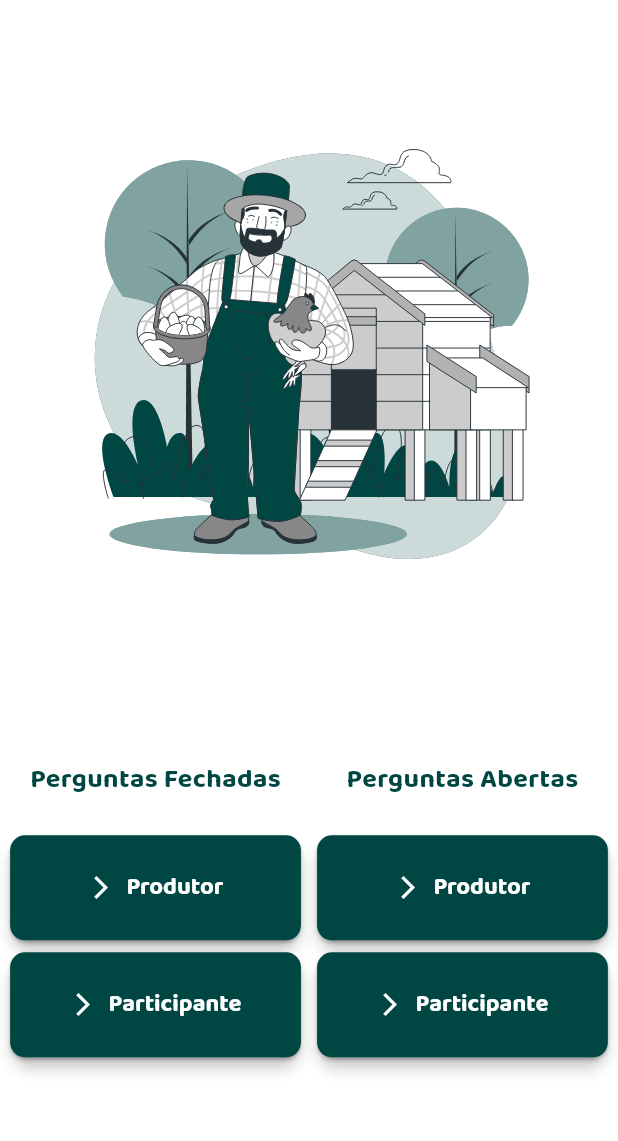
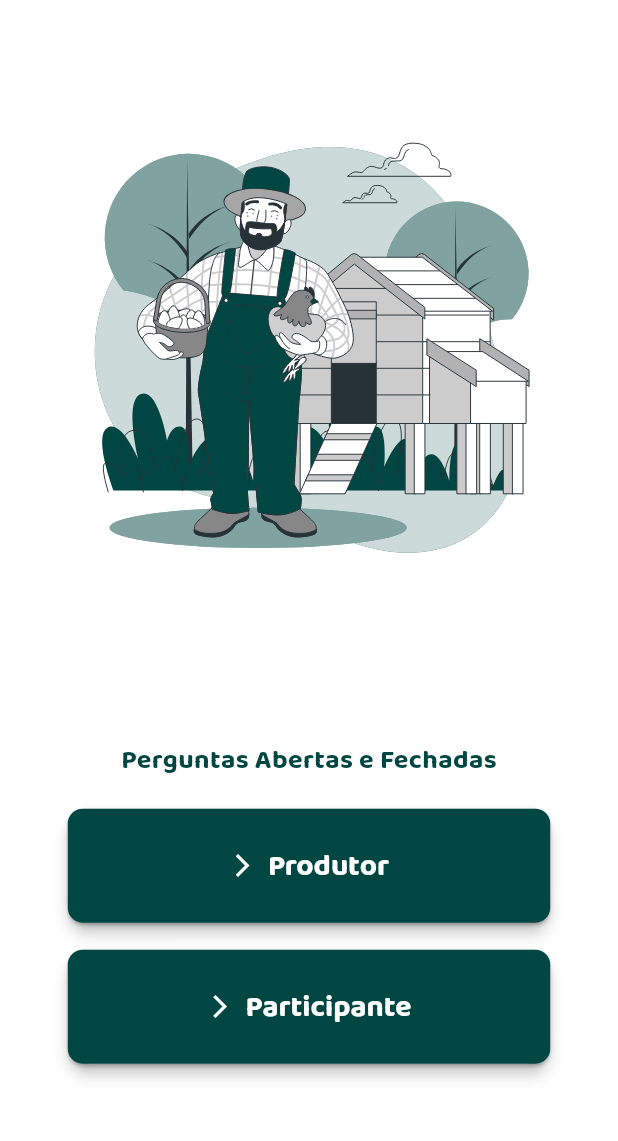
Before and after one commit to Anapropegua/AgroSulQuizzes, a Flutter app: the screen it shows after launch, on a phone screen of 412 x 824 dp, the part 84-1225 px from its top. Run offline on Flutter 3.47's test engine with Material 3 defaults, Android fonts, the phone set to English and light mode, and no system bars; our stand-ins replace dartz, equatable, flutter_bloc, flutter_svg, get_it, google_fonts; missing offline and left inert: hasura_connect.

Commit message:
Corrigir layout da tela inicial

```diff
--- a/lib/src/screens/home_screen.dart
+++ b/lib/src/screens/home_screen.dart
@@ -1,11 +1,11 @@
-import 'package:feedback/src/routes/router.dart';
 import 'package:flutter/material.dart';
 import 'package:flutter_svg/flutter_svg.dart';
 import 'package:feedback/src/core/theme.dart';
 import 'package:google_fonts/google_fonts.dart';
+import 'package:feedback/src/routes/router.dart';
 
 class HomeScreen extends StatefulWidget {
-  const HomeScreen({super.key});
+  const HomeScreen({Key? key}) : super(key: key);
 
   @override
   State<HomeScreen> createState() => _HomeScreenState();
@@ -19,22 +19,34 @@ class _HomeScreenState extends State<HomeScreen> {
         title: Column(
           crossAxisAlignment: CrossAxisAlignment.start,
           children: [
-            Text('AgroSul',
+            Text(
+              'AgroSul',
               style: TextStyle(
                 fontSize: 33,
                 fontWeight: FontWeight.bold,
                 color: theme.colorScheme.primary,
                 fontFamily: GoogleFonts.baloo2().fontFamily,
-                )),
-            Text('Feedback',
-                style:
-                    TextStyle(fontSize: 20, color: theme.colorScheme.secondary)),
+              ),
+            ),
+            Text(
+              'Feedback',
+              style: TextStyle(
+                fontSize: 20,
+                color: theme.colorScheme.secondary,
+              ),
+            ),
           ],
         ),
       ),
-      body: Column(
+      body: LayoutBuilder(
+        builder: (BuildContext context, BoxConstraints constraints) {
+          return SingleChildScrollView(
+            child: ConstrainedBox(
+              constraints: BoxConstraints(
+                  minHeight: constraints.maxHeight,
+                  minWidth: constraints.maxWidth),
+              child: Column(
                 mainAxisAlignment: MainAxisAlignment.spaceAround,
-        mainAxisSize: MainAxisSize.max,
                 children: [
                   SizedBox(
                     height: MediaQuery.of(context).size.height * 0.4,
@@ -51,11 +63,9 @@ class _HomeScreenState extends State<HomeScreen> {
                       ],
                     ),
                   ),
-          Row(
-            mainAxisAlignment: MainAxisAlignment.spaceEvenly,
-            children: [
+                  // Espaçamento entre a imagem e os botões
                   buildColumn(
-                title: 'Perguntas Fechadas',
+                    title: 'Perguntas Abertas e Fechadas',
                     onPressed1: () => Navigator.of(context).pushNamed(
                       Routes.productorQuestionsClose,
                     ),
@@ -63,18 +73,11 @@ class _HomeScreenState extends State<HomeScreen> {
                       Routes.participantQuestionsClose,
                     ),
                   ),
-              buildColumn(
-                title: 'Perguntas Abertas',
-                onPressed1: () => Navigator.of(context).pushNamed(
-                  Routes.productorQuestionsOpen,
-                ),
-                onPressed2: () => Navigator.of(context).pushNamed(
-                  Routes.participantQuestionsOpen,
+                ],
               ),
             ),
-            ],
-          ),
-        ],
+          );
+        },
       ),
     );
   }
@@ -93,12 +96,12 @@ class _HomeScreenState extends State<HomeScreen> {
             fontSize: 18,
             fontWeight: FontWeight.bold,
             color: theme.colorScheme.primary,
-            fontFamily:
-                GoogleFonts.baloo2().fontFamily, // Aplicando a mesma fonte
+            fontFamily: GoogleFonts.baloo2().fontFamily,
           ),
         ),
-        const SizedBox(height: 20),
+        const SizedBox(height: 15),
         buildButtonWithIcon(text: 'Produtor', onPressed: onPressed1),
+        const SizedBox(height: 10),
         buildButtonWithIcon(text: 'Participante', onPressed: onPressed2),
       ],
     );
@@ -109,7 +112,7 @@ class _HomeScreenState extends State<HomeScreen> {
     required VoidCallback onPressed,
   }) {
     return SizedBox(
-      width: MediaQuery.of(context).size.width * 0.49,
+      width: MediaQuery.of(context).size.width * 0.8,
       child: Card(
         elevation: 4,
         shape: RoundedRectangleBorder(
@@ -129,11 +132,10 @@ class _HomeScreenState extends State<HomeScreen> {
             child: Text(
               text,
               style: TextStyle(
-                fontSize: 16,
+                fontSize: 20,
                 fontWeight: FontWeight.bold,
                 color: theme.colorScheme.onPrimary,
-                fontFamily:
-                    GoogleFonts.baloo2().fontFamily, // Aplicando a mesma fonte
+                fontFamily: GoogleFonts.baloo2().fontFamily,
               ),
             ),
           ),
```
Lines whose indentation alone changed are shown as unchanged.
